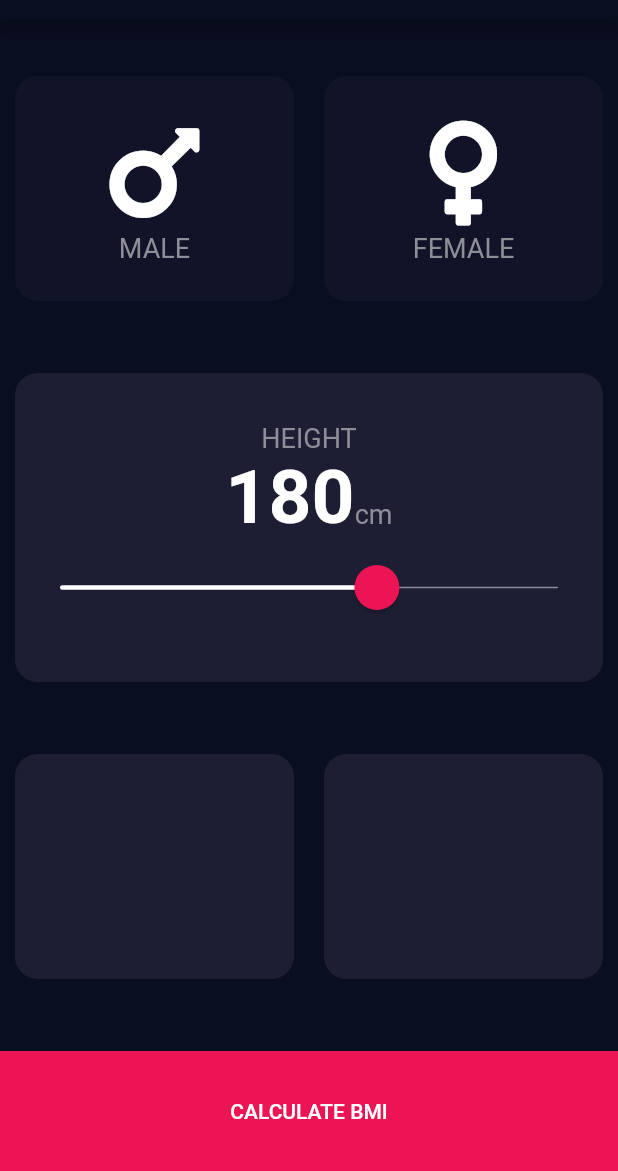
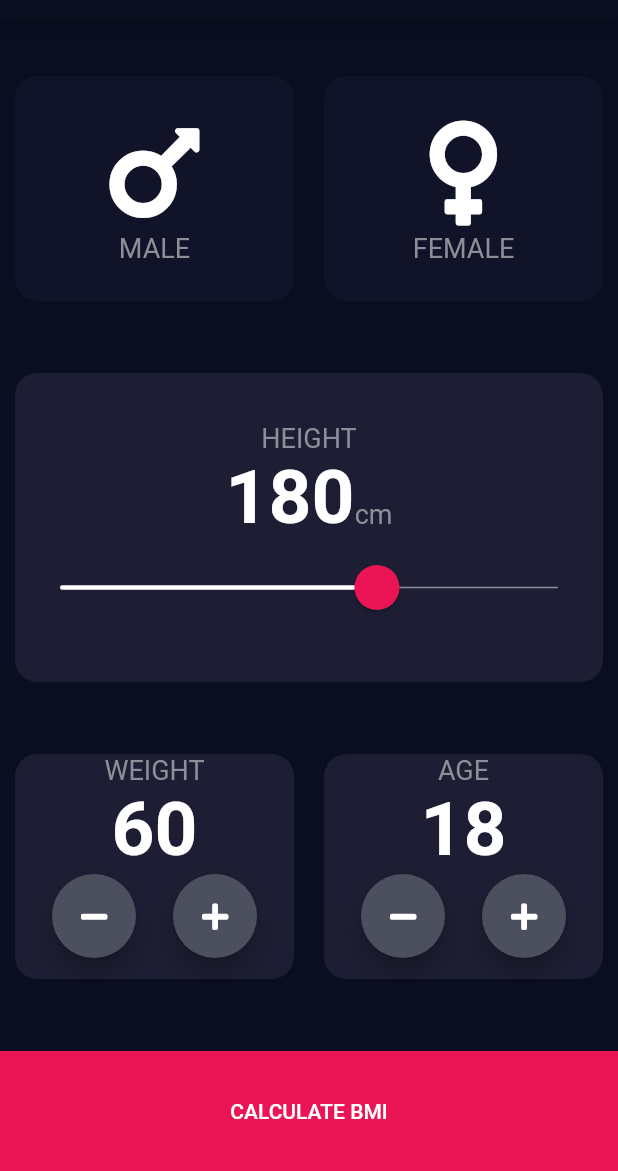
Before and after one commit to BatuhanAydoner/bmi_calculator, a Flutter app: the screen it shows after launch, on a phone screen of 412 x 824 dp, the part 65-1236 px from its top. Run offline on Flutter 3.47's test engine with Material 2 defaults, Android fonts, the phone set to English and light mode, and no system bars; our stand-ins replace font_awesome_flutter.

Commit message:
Was done custom button, weight and age parts.

```diff
--- a/lib/input_page.dart
+++ b/lib/input_page.dart
@@ -18,6 +18,8 @@ class _InputPageState extends State<InputPage> {
   Color _femaleCardColor = kInactiveCardColor;
 
   double _currentSliderValue = 180;
+  int _weight = 60;
+  int _age = 18;
 
   void _updateColor(GenderName gender) {
     _maleCardColor =
@@ -122,8 +124,80 @@ class _InputPageState extends State<InputPage> {
           Expanded(
             child: Row(
               children: <Widget>[
-                Expanded(child: ReusableCard(color: kActiveCardColor)),
-                Expanded(child: ReusableCard(color: kActiveCardColor)),
+                Expanded(
+                    child: ReusableCard(
+                  color: kActiveCardColor,
+                  cardChild: Column(
+                    children: <Widget>[
+                      Text(
+                        "WEIGHT",
+                        style: kLabelTextStyle,
+                      ),
+                      Text(
+                        _weight.toString(),
+                        style: kNumberTextStyle,
+                      ),
+                      Row(
+                        mainAxisAlignment: MainAxisAlignment.spaceEvenly,
+                        children: <Widget>[
+                          RoundIconButton(
+                            iconData: FontAwesomeIcons.minus,
+                            pressed: () {
+                              setState(() {
+                                _weight++;
+                              });
+                            },
+                          ),
+                          RoundIconButton(
+                            iconData: FontAwesomeIcons.plus,
+                            pressed: () {
+                              setState(() {
+                                _weight--;
+                              });
+                            },
+                          )
+                        ],
+                      ),
+                    ],
+                  ),
+                )),
+                Expanded(
+                    child: ReusableCard(
+                  color: kActiveCardColor,
+                  cardChild: Column(
+                    children: <Widget>[
+                      Text(
+                        "AGE",
+                        style: kLabelTextStyle,
+                      ),
+                      Text(
+                        _age.toString(),
+                        style: kNumberTextStyle,
+                      ),
+                      Row(
+                        mainAxisAlignment: MainAxisAlignment.spaceEvenly,
+                        children: <Widget>[
+                          RoundIconButton(
+                            iconData: FontAwesomeIcons.minus,
+                            pressed: () {
+                              setState(() {
+                                _age++;
+                              });
+                            },
+                          ),
+                          RoundIconButton(
+                            iconData: FontAwesomeIcons.plus,
+                            pressed: () {
+                              setState(() {
+                                _age--;
+                              });
+                            },
+                          )
+                        ],
+                      ),
+                    ],
+                  ),
+                )),
               ],
             ),
           ),
@@ -139,3 +213,27 @@ class _InputPageState extends State<InputPage> {
     );
   }
 }
+
+class RoundIconButton extends StatelessWidget {
+  RoundIconButton({this.iconData, this.pressed});
+
+  final IconData iconData;
+  final Function pressed;
+
+  @override
+  Widget build(BuildContext context) {
+    return RawMaterialButton(
+      elevation: 6.0,
+      splashColor: Colors.red,
+      disabledElevation: 6.0,
+      onPressed: pressed,
+      fillColor: Color(0xFF4C4F5E),
+      constraints: BoxConstraints.tightFor(width: 56.0, height: 56.0),
+      shape: CircleBorder(),
+      child: Icon(
+        iconData,
+        size: 20.0,
+      ),
+    );
+  }
+}
```
